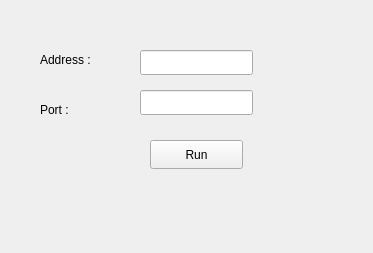
sabasheikhi/ap_project, file Server/mainwindow.ui: the form before one commit.
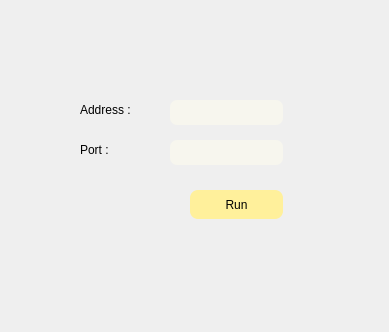
The form after the commit. Icons and pictures are not drawn.

What changed in the file:
```diff
--- a/Server/mainwindow.ui
+++ b/Server/mainwindow.ui
@@ -6,8 +6,8 @@
    <rect>
     <x>0</x>
     <y>0</y>
-    <width>373</width>
-    <height>253</height>
+    <width>389</width>
+    <height>332</height>
    </rect>
   </property>
   <property name="windowTitle">
@@ -17,8 +17,8 @@
    <widget class="QLineEdit" name="address">
     <property name="geometry">
      <rect>
-      <x>140</x>
-      <y>50</y>
+      <x>170</x>
+      <y>100</y>
       <width>113</width>
       <height>25</height>
      </rect>
@@ -27,22 +27,26 @@
      <bool>false</bool>
     </property>
     <property name="styleSheet">
-     <string notr="true">QLineEdit { selection-color: red }
-QLineEdit { selection-background-color: black }
-QLineEdit { placeholder-text-color: #800000ff } /* semi-transparent blue */</string>
+     <string notr="true">background-color: rgb(247, 246, 238);
+border-radius:7px;</string>
     </property>
    </widget>
    <widget class="QPushButton" name="run_server">
     <property name="geometry">
      <rect>
-      <x>150</x>
-      <y>140</y>
+      <x>190</x>
+      <y>190</y>
       <width>93</width>
       <height>29</height>
      </rect>
     </property>
     <property name="styleSheet">
-     <string notr="true">QPushButton::hover {
+     <string notr="true">QPushButton{
+border-radius:8px;
+	background-color: rgb(255, 219, 123);
+	background-color: rgb(255, 240, 155);
+    }
+QPushButton::hover {
     
 	background-color: rgb(132, 106, 98);
     }</string>
@@ -54,23 +58,22 @@
    <widget class="QLineEdit" name="Port">
     <property name="geometry">
      <rect>
-      <x>140</x>
-      <y>90</y>
+      <x>170</x>
+      <y>140</y>
       <width>113</width>
       <height>25</height>
      </rect>
     </property>
     <property name="styleSheet">
-     <string notr="true">
-/*background-color: rgb(203, 203, 203);*/
-placeholder-text-color: #800000ff</string>
+     <string notr="true">background-color: rgb(247, 246, 238);
+border-radius:7px;</string>
     </property>
    </widget>
    <widget class="QLabel" name="label_Address">
     <property name="geometry">
      <rect>
-      <x>40</x>
-      <y>50</y>
+      <x>80</x>
+      <y>100</y>
       <width>63</width>
       <height>20</height>
      </rect>
@@ -82,8 +85,8 @@
    <widget class="QLabel" name="label_Port">
     <property name="geometry">
      <rect>
-      <x>40</x>
-      <y>100</y>
+      <x>80</x>
+      <y>140</y>
       <width>63</width>
       <height>20</height>
      </rect>
@@ -92,6 +95,28 @@
      <string>Port :</string>
     </property>
    </widget>
+   <widget class="QLabel" name="back">
+    <property name="geometry">
+     <rect>
+      <x>0</x>
+      <y>0</y>
+      <width>391</width>
+      <height>331</height>
+     </rect>
+    </property>
+    <property name="styleSheet">
+     <string notr="true">image: url(:/back/server.png);</string>
+    </property>
+    <property name="text">
+     <string/>
+    </property>
+   </widget>
+   <zorder>back</zorder>
+   <zorder>address</zorder>
+   <zorder>run_server</zorder>
+   <zorder>Port</zorder>
+   <zorder>label_Address</zorder>
+   <zorder>label_Port</zorder>
   </widget>
  </widget>
  <tabstops>
```
